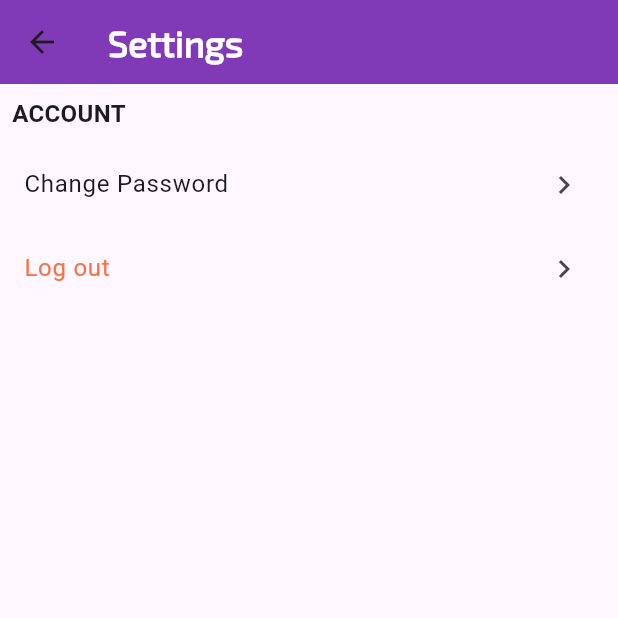
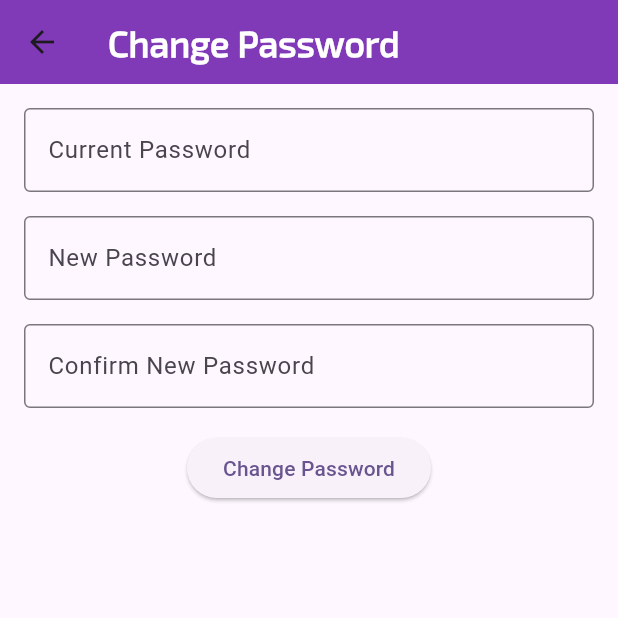
Before and after one commit to Newiihuhu/automation-appium, a Flutter app: the SettingScreen screen opened directly, after a tap on "Change Password", on a phone screen of 412 x 824 dp, the top half of it. Run offline on Flutter 3.47's test engine with Material 3 defaults, Android fonts, the phone set to English and light mode, and no system bars; our stand-ins replace cloud_firestore, firebase_auth, firebase_core, shared_preferences, video_player; accounts and stored records are empty.

Commit message:
feat: :sparkles: chnage password

```diff
--- /dev/null
+++ b/automation_appium/lib/presentation/journey/change-password/change_password_screen.dart
@@ -0,0 +1,122 @@
+import 'package:automation_appium/utils/colors.dart';
+import 'package:flutter/material.dart';
+import 'package:firebase_auth/firebase_auth.dart';
+import 'package:automation_appium/utils/firebase.dart'; // Assuming this is your Firebase utility file
+
+class ChangePasswordScreen extends StatefulWidget {
+  @override
+  _ChangePasswordScreenState createState() => _ChangePasswordScreenState();
+}
+
+class _ChangePasswordScreenState extends State<ChangePasswordScreen> {
+  final TextEditingController _currentPasswordController =
+      TextEditingController();
+  final TextEditingController _newPasswordController = TextEditingController();
+  final TextEditingController _confirmNewPasswordController =
+      TextEditingController();
+  final GlobalKey<FormState> _formKey = GlobalKey<FormState>();
+
+  @override
+  Widget build(BuildContext context) {
+    return Scaffold(
+      appBar: AppBar(
+        title: const Text(
+          'Change Password',
+          style: TextStyle(
+            fontFamily: 'Exo2',
+            fontSize: 24.0,
+            fontWeight: FontWeight.w900,
+            color: Colors.white,
+          ),
+        ),
+        backgroundColor: colorCurve,
+      ),
+      body: Padding(
+        padding: const EdgeInsets.all(16.0),
+        child: Form(
+          key: _formKey,
+          child: Column(
+            children: [
+              TextFormField(
+                controller: _currentPasswordController,
+                decoration: const InputDecoration(
+                  labelText: 'Current Password',
+                  border: OutlineInputBorder(),
+                ),
+                obscureText: true,
+                validator: (value) {
+                  if (value == null || value.isEmpty) {
+                    return 'Please enter your current password';
+                  }
+                  return null;
+                },
+              ),
+              const SizedBox(height: 16),
+              // Existing code for the new password field
+              TextFormField(
+                controller: _newPasswordController,
+                decoration: const InputDecoration(
+                  labelText: 'New Password',
+                  border: OutlineInputBorder(),
+                ),
+                obscureText: true,
+                validator: (value) {
+                  if (value == null || value.isEmpty) {
+                    return 'Please enter your new password';
+                  } else if (value == _currentPasswordController.text) {
+                    return 'New password should be different from the current password';
+                  }
+                  return null;
+                },
+              ),
+              const SizedBox(height: 16),
+              TextFormField(
+                controller: _confirmNewPasswordController,
+                decoration: const InputDecoration(
+                  labelText: 'Confirm New Password',
+                  border: OutlineInputBorder(),
+                ),
+                obscureText: true,
+                validator: (value) {
+                  if (value == null || value.isEmpty) {
+                    return 'Please confirm your new password';
+                  } else if (value != _newPasswordController.text) {
+                    return 'Confirm new password does not match the new password';
+                  }
+                  return null;
+                },
+              ),
+              const SizedBox(height: 16),
+// Existing code for the ElevatedButton
+              ElevatedButton(
+                onPressed: () async {
+                  if (_formKey.currentState!.validate()) {
+                    bool reauthSuccess = await reauthenticateUser(
+                      FirebaseAuth.instance.currentUser!.email!,
+                      _currentPasswordController.text,
+                      (String errorMsg) {
+                        ScaffoldMessenger.of(context).showSnackBar(
+                          SnackBar(content: Text(errorMsg)),
+                        );
+                      },
+                    );
+                    if (reauthSuccess) {
+                      await FirebaseAuth.instance.currentUser!.updatePassword(
+                        _newPasswordController.text,
+                      );
+                      ScaffoldMessenger.of(context).showSnackBar(
+                        const SnackBar(
+                            content: Text('Password changed successfully')),
+                      );
+                    }
+                  }
+                },
+                child: const Text('Change Password'),
+              ),
+            ],
+          ),
+        ),
+      ),
+    );
+  }
+}
--- a/automation_appium/lib/presentation/journey/setting/setting_screen.dart
+++ b/automation_appium/lib/presentation/journey/setting/setting_screen.dart
@@ -1,3 +1,4 @@
+import 'package:automation_appium/presentation/journey/change-password/change_password_screen.dart';
 import 'package:automation_appium/presentation/journey/login/login_screen.dart';
 import 'package:automation_appium/utils/colors.dart';
 import 'package:automation_appium/utils/preferences.dart';
@@ -55,7 +56,12 @@ class _SettingsScreenState extends State<SettingScreen> {
           ListTile(
             title: const Text('Change Password'),
             trailing: const Icon(Icons.navigate_next),
-            onTap: () {},
+            onTap: () async {
+              await Preferences.setLoggedIn('');
+              Navigator.of(context).push(
+                MaterialPageRoute(builder: (context) => ChangePasswordScreen()),
+              );
+            },
           ),
           // const Padding(
           //   padding: EdgeInsets.all(8.0),
```
Also changed, not shown: automation_appium/lib/utils/firebase.dart (+15 -0 lines).
